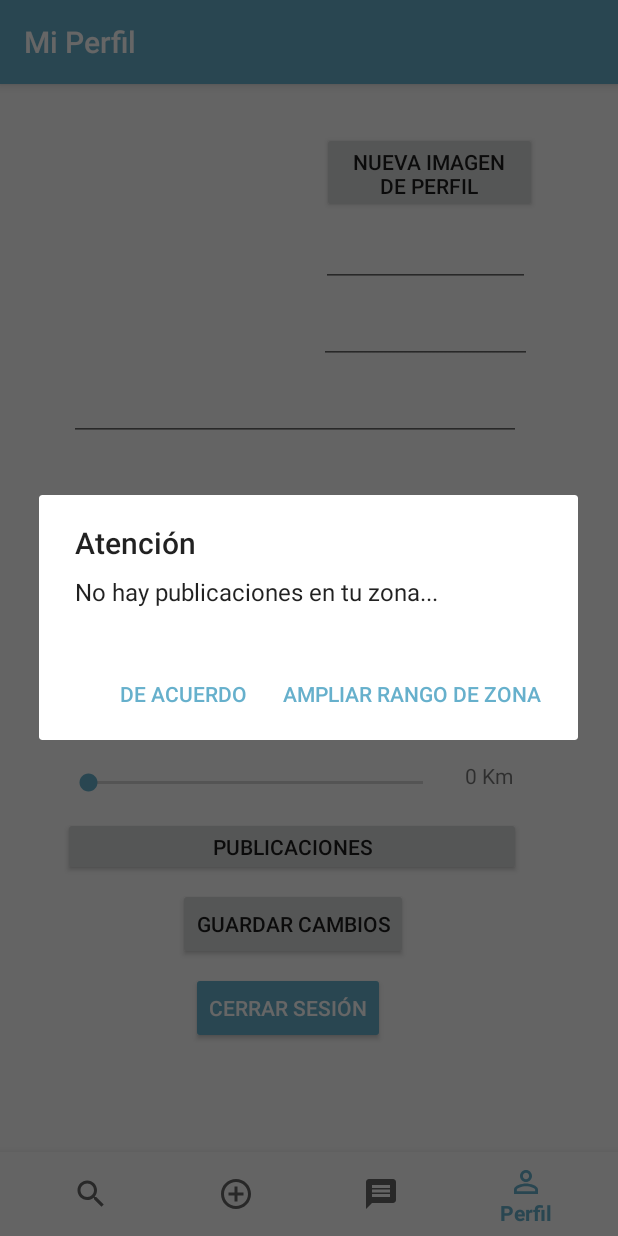
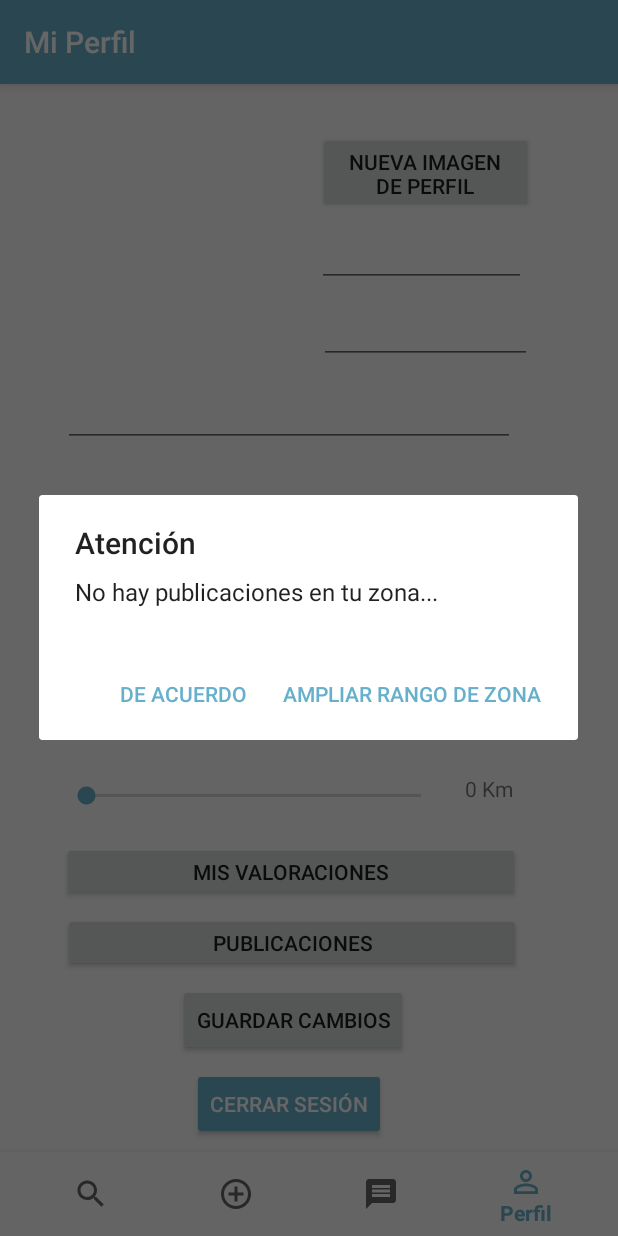
Before and after one commit to EnricCivitRovira/Helpaloo, an Android app: the screen it shows after launch once a user with an empty profile is signed in (MenuActivity), item 4 of the bottom bar chosen, on a phone screen of 412 x 824 dp. Run offline under Robolectric (Android 15) with nearby library versions, the phone set to English and light mode, and no system bars; our stand-ins replace Firebase (no records; nobody signed in at launch, a user with empty details on screens opened directly), Picasso; pictures from the network do not load; 10 statements that could not run were skipped.

Commit message:
Completada parte de valoraciones y comentarios.

```diff
--- a/app/src/main/java/com/example/helpaloo/Profile.java
+++ b/app/src/main/java/com/example/helpaloo/Profile.java
@@ -54,6 +54,7 @@ public class Profile extends Fragment {
     public Button signOut;
     public Button resetPass;
     public Button saveChanges;
+    public Button myValorations;
     private Button myPosts;
 
     public SeekBar distancePosts;
@@ -93,6 +94,7 @@ public class Profile extends Fragment {
         profileSurname = view.findViewById(R.id.profileSurname);
         distancePosts = view.findViewById(R.id.distancePosts);
         showKilometers = view.findViewById(R.id.distancePostShow);
+        myValorations = view.findViewById(R.id.myValorations);
 
         // FIREBASE
         storage = FirebaseStorage.getInstance();
@@ -152,6 +154,17 @@ public class Profile extends Fragment {
                             .addToBackStack(null)
                             .commit();
                 }
+            }
+        });
+
+        myValorations.setOnClickListener(new View.OnClickListener() {
+            @Override
+            public void onClick(View v) {
+                ForeignProfile myValorations = new ForeignProfile(userID, 1);
+                getActivity().getSupportFragmentManager().beginTransaction()
+                        .replace(R.id.fragment, myValorations, "findThisFragment")
+                        .addToBackStack(null)
+                        .commit();
             }
         });
 
@@ -240,9 +253,9 @@ public class Profile extends Fragment {
         profileName.setText(user.name);
         profileSurname.setText(user.surname);
         pval = user.distanceToShowPosts;
+        distancePosts.setMax(300);
         distancePosts.setProgress(pval);
         showKilometers.setText(Integer.toString(pval)+ " Km");
-        distancePosts.setMax(300);
         distancePosts.setOnSeekBarChangeListener(new SeekBar.OnSeekBarChangeListener() {
             @Override
             public void onProgressChanged(SeekBar seekBar, int progress, boolean fromUser) {
--- a/app/src/main/java/com/example/helpaloo/RegisterActivity.java
+++ b/app/src/main/java/com/example/helpaloo/RegisterActivity.java
@@ -119,7 +119,6 @@ public class RegisterActivity extends AppCompatActivity implements LoaderCallbac
         surname = findViewById(R.id.registerSurname);
 
         // Location
-
         locationManager = (LocationManager) getSystemService(Context.LOCATION_SERVICE);
         Criteria criteria = new Criteria();
         provider = locationManager.getBestProvider(criteria, false);
@@ -222,8 +221,8 @@ public class RegisterActivity extends AppCompatActivity implements LoaderCallbac
     private String randomProfilePicture() {
             String route;
             Random random = new Random();
-            int n = random.nextInt(1);
-            if(n == 0){
+            int n = random.nextInt(20) ;
+            if(n >= 10){
                 route = "https://firebasestorage.googleapis.com/v0/b/helpaloo.appspot.com/o/RandomProfilePics%2Fboyavatar.jpg?alt=media&token=8b7f9aec-0cbf-4539-8c4b-8b4f91df6ccd";
             }else {
                 route = "https://firebasestorage.googleapis.com/v0/b/helpaloo.appspot.com/o/RandomProfilePics%2Fgirlavatar.jpg?alt=media&token=7cb0d0f6-ead8-4165-8259-89fdad0c23d7";
--- a/app/src/main/java/com/example/helpaloo/ValorationFragment.java
+++ b/app/src/main/java/com/example/helpaloo/ValorationFragment.java
@@ -52,6 +52,7 @@ public class ValorationFragment extends Fragment {
         newValoration = view.findViewById(R.id.sendValoration);
         valorationText = view.findViewById(R.id.commentValoration);
         valorationValue = view.findViewById(R.id.rateValoration);
+
         //AUTH
         mAuth = FirebaseAuth.getInstance();
         mFirebaseDatabase = FirebaseDatabase.getInstance();
@@ -77,4 +78,6 @@ public class ValorationFragment extends Fragment {
         getFragmentManager().popBackStackImmediate();
 
     }
+
+
 }
--- a/app/src/main/res/layout/fragment_foreign_profile.xml
+++ b/app/src/main/res/layout/fragment_foreign_profile.xml
@@ -76,10 +76,11 @@
 
         <ListView
             android:id="@+id/commentList"
-            android:layout_width="410dp"
-            android:layout_height="286dp"
+            android:layout_width="407dp"
+            android:layout_height="236dp"
             android:layout_marginStart="8dp"
             android:layout_marginEnd="8dp"
+            android:layout_marginBottom="52dp"
             app:layout_constraintBottom_toBottomOf="parent"
             app:layout_constraintEnd_toEndOf="parent"
             app:layout_constraintStart_toStartOf="parent" />
--- a/app/src/main/res/layout/fragment_profile.xml
+++ b/app/src/main/res/layout/fragment_profile.xml
@@ -15,10 +15,10 @@
             android:layout_width="142dp"
             android:layout_height="141dp"
             android:layout_marginStart="8dp"
-            android:layout_marginTop="32dp"
+            android:layout_marginTop="44dp"
             android:layout_marginEnd="8dp"
             app:layout_constraintEnd_toEndOf="parent"
-            app:layout_constraintHorizontal_bias="0.146"
+            app:layout_constraintHorizontal_bias="0.134"
             app:layout_constraintStart_toStartOf="parent"
             app:layout_constraintTop_toTopOf="parent"
             tools:src="@tools:sample/avatars" />
@@ -40,10 +40,10 @@
             android:layout_width="301dp"
             android:layout_height="43dp"
             android:layout_marginStart="8dp"
-            android:layout_marginTop="8dp"
+            android:layout_marginTop="12dp"
             android:layout_marginEnd="8dp"
             app:layout_constraintEnd_toEndOf="parent"
-            app:layout_constraintHorizontal_bias="0.4"
+            app:layout_constraintHorizontal_bias="0.361"
             app:layout_constraintStart_toStartOf="parent"
             app:layout_constraintTop_toBottomOf="@+id/profileSurname" />
 
@@ -72,10 +72,9 @@
             android:text="NUEVA CONTRASEÑA"
             app:layout_constraintBottom_toTopOf="@+id/distancePosts"
             app:layout_constraintEnd_toEndOf="parent"
-            app:layout_constraintHorizontal_bias="0.384"
+            app:layout_constraintHorizontal_bias="0.362"
             app:layout_constraintStart_toStartOf="parent"
-            app:layout_constraintTop_toBottomOf="@+id/profileEmail"
-            app:layout_constraintVertical_bias="0.625" />
+            app:layout_constraintTop_toBottomOf="@+id/profileEmail" />
 
         <Button
             android:id="@+id/signOut"
@@ -84,11 +83,11 @@
             android:layout_height="wrap_content"
             android:layout_marginStart="8dp"
             android:layout_marginEnd="8dp"
-            android:layout_marginBottom="128dp"
+            android:layout_marginBottom="64dp"
             android:text="Cerrar Sesión"
             app:layout_constraintBottom_toBottomOf="parent"
             app:layout_constraintEnd_toEndOf="parent"
-            app:layout_constraintHorizontal_bias="0.447"
+            app:layout_constraintHorizontal_bias="0.451"
             app:layout_constraintStart_toStartOf="parent" />
 
         <Button
@@ -117,6 +116,19 @@
             app:layout_constraintHorizontal_bias="0.377"
             app:layout_constraintStart_toStartOf="parent" />
 
+        <Button
+            android:id="@+id/myValorations"
+            android:layout_width="305dp"
+            android:layout_height="39dp"
+            android:layout_marginStart="8dp"
+            android:layout_marginEnd="8dp"
+            android:layout_marginBottom="8dp"
+            android:text="MIS VALORACIONES"
+            app:layout_constraintBottom_toTopOf="@+id/myPosts"
+            app:layout_constraintEnd_toEndOf="parent"
+            app:layout_constraintHorizontal_bias="0.366"
+            app:layout_constraintStart_toStartOf="parent" />
+
         <EditText
             android:id="@+id/profileName"
             android:layout_width="139dp"
@@ -135,10 +147,10 @@
             android:layout_height="29dp"
             android:layout_marginStart="8dp"
             android:layout_marginEnd="8dp"
-            android:layout_marginBottom="8dp"
-            app:layout_constraintBottom_toTopOf="@+id/myPosts"
+            android:layout_marginBottom="16dp"
+            app:layout_constraintBottom_toTopOf="@+id/myValorations"
             app:layout_constraintEnd_toStartOf="@+id/distancePostShow"
-            app:layout_constraintHorizontal_bias="0.894"
+            app:layout_constraintHorizontal_bias="0.868"
             app:layout_constraintStart_toStartOf="parent" />
 
         <TextView
```
Also changed, not shown: app/src/main/java/com/example/helpaloo/Chat.java (+13 -0 lines), app/src/main/java/com/example/helpaloo/ChatListAdapter.java (+11 -4 lines), app/src/main/java/com/example/helpaloo/ForeignProfile.java (+72 -14 lines), app/src/main/java/com/example/helpaloo/MessageBox.java (+5 -18 lines), app/src/main/java/com/example/helpaloo/MessageListFragment.java (+72 -22 lines), app/src/main/java/com/example/helpaloo/MessagesListAdapter.java (+0 -7 lines), app/src/main/java/com/example/helpaloo/PostDescription.java (+5 -3 lines).
